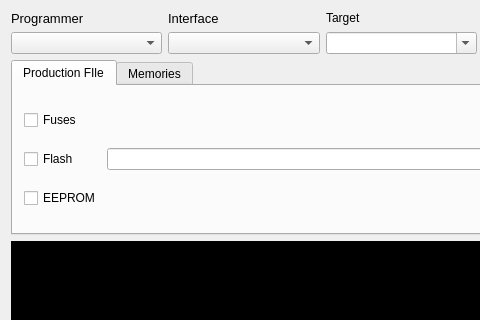
RuggedScience/atprogram-gui, file mainwindow.ui: the form before one commit; both pictures show x 0 to 480 and y 0 to 320 of the 739 by 696 pixel window.
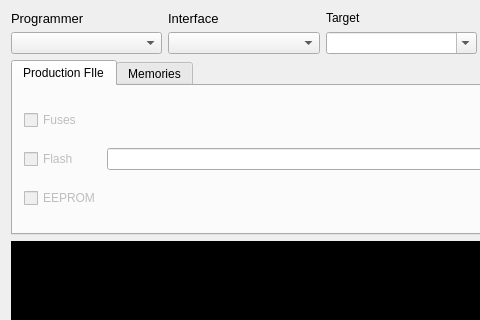
The form after the commit.

Commit message: Serach for atprogram in multiple directories Parse ELF file for contents Fuses select all on focus in

The edit to the form file:
```diff
--- a/mainwindow.ui
+++ b/mainwindow.ui
@@ -165,6 +165,9 @@
          <layout class="QVBoxLayout" name="verticalLayout_2">
           <item>
            <widget class="QCheckBox" name="pfileFuses">
+            <property name="enabled">
+             <bool>false</bool>
+            </property>
             <property name="text">
              <string>Fuses</string>
             </property>
@@ -172,6 +175,9 @@
           </item>
           <item>
            <widget class="QCheckBox" name="pfileFlash">
+            <property name="enabled">
+             <bool>false</bool>
+            </property>
             <property name="text">
              <string>Flash</string>
             </property>
@@ -179,6 +185,9 @@
           </item>
           <item>
            <widget class="QCheckBox" name="pfileEeprom">
+            <property name="enabled">
+             <bool>false</bool>
+            </property>
             <property name="text">
              <string>EEPROM</string>
             </property>
```
The commit also changes 2 other files.
